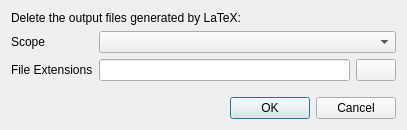
Old version of the form cleandialog.ui in the repository svn2github/texstudio-trunk.
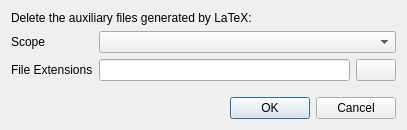
New version of the form. Icons and pictures are not drawn.

Commit message: make description of "clean" more explicit

Patch:
```diff
--- a/cleandialog.ui
+++ b/cleandialog.ui
@@ -78,7 +78,7 @@
    <item row="0" column="0" colspan="2">
     <widget class="QLabel" name="label_3">
      <property name="text">
-      <string>Delete the output files generated by LaTeX:</string>
+      <string>Delete the auxiliary files generated by LaTeX:</string>
      </property>
     </widget>
    </item>
```
The commit also changes 1 other file.
